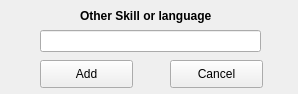
Qt form widgets_file/skills_form.ui (ericmullally/dnd_tracker) before a commit.
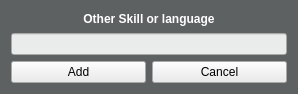
The same form after that commit.

```diff
--- a/widgets_file/skills_form.ui
+++ b/widgets_file/skills_form.ui
@@ -10,64 +10,496 @@
     <height>94</height>
    </rect>
   </property>
+  <property name="palette">
+   <palette>
+    <active>
+     <colorrole role="WindowText">
+      <brush brushstyle="SolidPattern">
+       <color alpha="255">
+        <red>255</red>
+        <green>255</green>
+        <blue>255</blue>
+       </color>
+      </brush>
+     </colorrole>
+     <colorrole role="Button">
+      <brush brushstyle="SolidPattern">
+       <color alpha="255">
+        <red>94</red>
+        <green>97</green>
+        <blue>98</blue>
+       </color>
+      </brush>
+     </colorrole>
+     <colorrole role="Light">
+      <brush brushstyle="SolidPattern">
+       <color alpha="255">
+        <red>141</red>
+        <green>146</green>
+        <blue>147</blue>
+       </color>
+      </brush>
+     </colorrole>
+     <colorrole role="Midlight">
+      <brush brushstyle="SolidPattern">
+       <color alpha="255">
+        <red>117</red>
+        <green>121</green>
+        <blue>122</blue>
+       </color>
+      </brush>
+     </colorrole>
+     <colorrole role="Dark">
+      <brush brushstyle="SolidPattern">
+       <color alpha="255">
+        <red>47</red>
+        <green>48</green>
+        <blue>49</blue>
+       </color>
+      </brush>
+     </colorrole>
+     <colorrole role="Mid">
+      <brush brushstyle="SolidPattern">
+       <color alpha="255">
+        <red>62</red>
+        <green>64</green>
+        <blue>65</blue>
+       </color>
+      </brush>
+     </colorrole>
+     <colorrole role="Text">
+      <brush brushstyle="SolidPattern">
+       <color alpha="255">
+        <red>255</red>
+        <green>255</green>
+        <blue>255</blue>
+       </color>
+      </brush>
+     </colorrole>
+     <colorrole role="BrightText">
+      <brush brushstyle="SolidPattern">
+       <color alpha="255">
+        <red>255</red>
+        <green>255</green>
+        <blue>255</blue>
+       </color>
+      </brush>
+     </colorrole>
+     <colorrole role="ButtonText">
+      <brush brushstyle="SolidPattern">
+       <color alpha="255">
+        <red>255</red>
+        <green>255</green>
+        <blue>255</blue>
+       </color>
+      </brush>
+     </colorrole>
+     <colorrole role="Base">
+      <brush brushstyle="SolidPattern">
+       <color alpha="255">
+        <red>0</red>
+        <green>0</green>
+        <blue>0</blue>
+       </color>
+      </brush>
+     </colorrole>
+     <colorrole role="Window">
+      <brush brushstyle="SolidPattern">
+       <color alpha="255">
+        <red>94</red>
+        <green>97</green>
+        <blue>98</blue>
+       </color>
+      </brush>
+     </colorrole>
+     <colorrole role="Shadow">
+      <brush brushstyle="SolidPattern">
+       <color alpha="255">
+        <red>0</red>
+        <green>0</green>
+        <blue>0</blue>
+       </color>
+      </brush>
+     </colorrole>
+     <colorrole role="AlternateBase">
+      <brush brushstyle="SolidPattern">
+       <color alpha="255">
+        <red>47</red>
+        <green>48</green>
+        <blue>49</blue>
+       </color>
+      </brush>
+     </colorrole>
+     <colorrole role="ToolTipBase">
+      <brush brushstyle="SolidPattern">
+       <color alpha="255">
+        <red>255</red>
+        <green>255</green>
+        <blue>220</blue>
+       </color>
+      </brush>
+     </colorrole>
+     <colorrole role="ToolTipText">
+      <brush brushstyle="SolidPattern">
+       <color alpha="255">
+        <red>0</red>
+        <green>0</green>
+        <blue>0</blue>
+       </color>
+      </brush>
+     </colorrole>
+     <colorrole role="PlaceholderText">
+      <brush brushstyle="SolidPattern">
+       <color alpha="128">
+        <red>255</red>
+        <green>255</green>
+        <blue>255</blue>
+       </color>
+      </brush>
+     </colorrole>
+    </active>
+    <inactive>
+     <colorrole role="WindowText">
+      <brush brushstyle="SolidPattern">
+       <color alpha="255">
+        <red>255</red>
+        <green>255</green>
+        <blue>255</blue>
+       </color>
+      </brush>
+     </colorrole>
+     <colorrole role="Button">
+      <brush brushstyle="SolidPattern">
+       <color alpha="255">
+        <red>94</red>
+        <green>97</green>
+        <blue>98</blue>
+       </color>
+      </brush>
+     </colorrole>
+     <colorrole role="Light">
+      <brush brushstyle="SolidPattern">
+       <color alpha="255">
+        <red>141</red>
+        <green>146</green>
+        <blue>147</blue>
+       </color>
+      </brush>
+     </colorrole>
+     <colorrole role="Midlight">
+      <brush brushstyle="SolidPattern">
+       <color alpha="255">
+        <red>117</red>
+        <green>121</green>
+        <blue>122</blue>
+       </color>
+      </brush>
+     </colorrole>
+     <colorrole role="Dark">
+      <brush brushstyle="SolidPattern">
+       <color alpha="255">
+        <red>47</red>
+        <green>48</green>
+        <blue>49</blue>
+       </color>
+      </brush>
+     </colorrole>
+     <colorrole role="Mid">
+      <brush brushstyle="SolidPattern">
+       <color alpha="255">
+        <red>62</red>
+        <green>64</green>
+        <blue>65</blue>
+       </color>
+      </brush>
+     </colorrole>
+     <colorrole role="Text">
+      <brush brushstyle="SolidPattern">
+       <color alpha="255">
+        <red>255</red>
+        <green>255</green>
+        <blue>255</blue>
+       </color>
+      </brush>
+     </colorrole>
+     <colorrole role="BrightText">
+      <brush brushstyle="SolidPattern">
+       <color alpha="255">
+        <red>255</red>
+        <green>255</green>
+        <blue>255</blue>
+       </color>
+      </brush>
+     </colorrole>
+     <colorrole role="ButtonText">
+      <brush brushstyle="SolidPattern">
+       <color alpha="255">
+        <red>255</red>
+        <green>255</green>
+        <blue>255</blue>
+       </color>
+      </brush>
+     </colorrole>
+     <colorrole role="Base">
+      <brush brushstyle="SolidPattern">
+       <color alpha="255">
+        <red>0</red>
+        <green>0</green>
+        <blue>0</blue>
+       </color>
+      </brush>
+     </colorrole>
+     <colorrole role="Window">
+      <brush brushstyle="SolidPattern">
+       <color alpha="255">
+        <red>94</red>
+        <green>97</green>
+        <blue>98</blue>
+       </color>
+      </brush>
+     </colorrole>
+     <colorrole role="Shadow">
+      <brush brushstyle="SolidPattern">
+       <color alpha="255">
+        <red>0</red>
+        <green>0</green>
+        <blue>0</blue>
+       </color>
+      </brush>
+     </colorrole>
+     <colorrole role="AlternateBase">
+      <brush brushstyle="SolidPattern">
+       <color alpha="255">
+        <red>47</red>
+        <green>48</green>
+        <blue>49</blue>
+       </color>
+      </brush>
+     </colorrole>
+     <colorrole role="ToolTipBase">
+      <brush brushstyle="SolidPattern">
+       <color alpha="255">
+        <red>255</red>
+        <green>255</green>
+        <blue>220</blue>
+       </color>
+      </brush>
+     </colorrole>
+     <colorrole role="ToolTipText">
+      <brush brushstyle="SolidPattern">
+       <color alpha="255">
+        <red>0</red>
+        <green>0</green>
+        <blue>0</blue>
+       </color>
+      </brush>
+     </colorrole>
+     <colorrole role="PlaceholderText">
+      <brush brushstyle="SolidPattern">
+       <color alpha="128">
+        <red>255</red>
+        <green>255</green>
+        <blue>255</blue>
+       </color>
+      </brush>
+     </colorrole>
+    </inactive>
+    <disabled>
+     <colorrole role="WindowText">
+      <brush brushstyle="SolidPattern">
+       <color alpha="255">
+        <red>47</red>
+        <green>48</green>
+        <blue>49</blue>
+       </color>
+      </brush>
+     </colorrole>
+     <colorrole role="Button">
+      <brush brushstyle="SolidPattern">
+       <color alpha="255">
+        <red>94</red>
+        <green>97</green>
+        <blue>98</blue>
+       </color>
+      </brush>
+     </colorrole>
+     <colorrole role="Light">
+      <brush brushstyle="SolidPattern">
+       <color alpha="255">
+        <red>141</red>
+        <green>146</green>
+        <blue>147</blue>
+       </color>
+      </brush>
+     </colorrole>
+     <colorrole role="Midlight">
+      <brush brushstyle="SolidPattern">
+       <color alpha="255">
+        <red>117</red>
+        <green>121</green>
+        <blue>122</blue>
+       </color>
+      </brush>
+     </colorrole>
+     <colorrole role="Dark">
+      <brush brushstyle="SolidPattern">
+       <color alpha="255">
+        <red>47</red>
+        <green>48</green>
+        <blue>49</blue>
+       </color>
+      </brush>
+     </colorrole>
+     <colorrole role="Mid">
+      <brush brushstyle="SolidPattern">
+       <color alpha="255">
+        <red>62</red>
+        <green>64</green>
+        <blue>65</blue>
+       </color>
+      </brush>
+     </colorrole>
+     <colorrole role="Text">
+      <brush brushstyle="SolidPattern">
+       <color alpha="255">
+        <red>47</red>
+        <green>48</green>
+        <blue>49</blue>
+       </color>
+      </brush>
+     </colorrole>
+     <colorrole role="BrightText">
+      <brush brushstyle="SolidPattern">
+       <color alpha="255">
+        <red>255</red>
+        <green>255</green>
+        <blue>255</blue>
+       </color>
+      </brush>
+     </colorrole>
+     <colorrole role="ButtonText">
+      <brush brushstyle="SolidPattern">
+       <color alpha="255">
+        <red>47</red>
+        <green>48</green>
+        <blue>49</blue>
+       </color>
+      </brush>
+     </colorrole>
+     <colorrole role="Base">
+      <brush brushstyle="SolidPattern">
+       <color alpha="255">
+        <red>94</red>
+        <green>97</green>
+        <blue>98</blue>
+       </color>
+      </brush>
+     </colorrole>
+     <colorrole role="Window">
+      <brush brushstyle="SolidPattern">
+       <color alpha="255">
+        <red>94</red>
+        <green>97</green>
+        <blue>98</blue>
+       </color>
+      </brush>
+     </colorrole>
+     <colorrole role="Shadow">
+      <brush brushstyle="SolidPattern">
+       <color alpha="255">
+        <red>0</red>
+        <green>0</green>
+        <blue>0</blue>
+       </color>
+      </brush>
+     </colorrole>
+     <colorrole role="AlternateBase">
+      <brush brushstyle="SolidPattern">
+       <color alpha="255">
+        <red>94</red>
+        <green>97</green>
+        <blue>98</blue>
+       </color>
+      </brush>
+     </colorrole>
+     <colorrole role="ToolTipBase">
+      <brush brushstyle="SolidPattern">
+       <color alpha="255">
+        <red>255</red>
+        <green>255</green>
+        <blue>220</blue>
+       </color>
+      </brush>
+     </colorrole>
+     <colorrole role="ToolTipText">
+      <brush brushstyle="SolidPattern">
+       <color alpha="255">
+        <red>0</red>
+        <green>0</green>
+        <blue>0</blue>
+       </color>
+      </brush>
+     </colorrole>
+     <colorrole role="PlaceholderText">
+      <brush brushstyle="SolidPattern">
+       <color alpha="128">
+        <red>255</red>
+        <green>255</green>
+        <blue>255</blue>
+       </color>
+      </brush>
+     </colorrole>
+    </disabled>
+   </palette>
+  </property>
   <property name="windowTitle">
    <string>Form</string>
   </property>
-  <widget class="QPushButton" name="add_button">
-   <property name="geometry">
-    <rect>
-     <x>40</x>
-     <y>60</y>
-     <width>93</width>
-     <height>28</height>
-    </rect>
-   </property>
-   <property name="text">
-    <string>Add</string>
-   </property>
-  </widget>
-  <widget class="QPushButton" name="cancel_button">
-   <property name="geometry">
-    <rect>
-     <x>170</x>
-     <y>60</y>
-     <width>93</width>
-     <height>28</height>
-    </rect>
-   </property>
-   <property name="text">
-    <string>Cancel</string>
-   </property>
-  </widget>
-  <widget class="QLineEdit" name="other_skills_input">
-   <property name="geometry">
-    <rect>
-     <x>40</x>
-     <y>30</y>
-     <width>221</width>
-     <height>22</height>
-    </rect>
-   </property>
-  </widget>
-  <widget class="QLabel" name="label">
-   <property name="geometry">
-    <rect>
-     <x>80</x>
-     <y>6</y>
-     <width>161</width>
-     <height>20</height>
-    </rect>
-   </property>
-   <property name="font">
-    <font>
-     <weight>75</weight>
-     <bold>true</bold>
-    </font>
-   </property>
-   <property name="text">
-    <string>Other Skill or language</string>
-   </property>
-  </widget>
+  <layout class="QGridLayout" name="gridLayout">
+   <item row="0" column="0" colspan="2">
+    <widget class="QLabel" name="label">
+     <property name="font">
+      <font>
+       <weight>75</weight>
+       <bold>true</bold>
+      </font>
+     </property>
+     <property name="text">
+      <string>Other Skill or language</string>
+     </property>
+     <property name="alignment">
+      <set>Qt::AlignCenter</set>
+     </property>
+    </widget>
+   </item>
+   <item row="1" column="0" colspan="2">
+    <widget class="QLineEdit" name="other_skills_input">
+     <property name="styleSheet">
+      <string notr="true">background-color:#eaebeb; color:black;</string>
+     </property>
+    </widget>
+   </item>
+   <item row="2" column="0">
+    <widget class="QPushButton" name="add_button">
+     <property name="styleSheet">
+      <string notr="true">background-color:#eaebeb; color:black;</string>
+     </property>
+     <property name="text">
+      <string>Add</string>
+     </property>
+    </widget>
+   </item>
+   <item row="2" column="1">
+    <widget class="QPushButton" name="cancel_button">
+     <property name="styleSheet">
+      <string notr="true">background-color:#eaebeb; color:black;</string>
+     </property>
+     <property name="text">
+      <string>Cancel</string>
+     </property>
+    </widget>
+   </item>
+  </layout>
  </widget>
  <resources/>
  <connections/>
```
